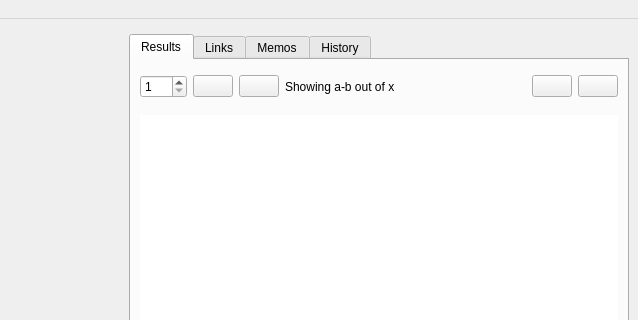
Old version of the form simsapa/assets/ui/dictionary_search_window.ui in the repository simsapa/simsapa; both pictures show x 430 to 1068 and y 0 to 320 of the 1068 by 642 pixel window.
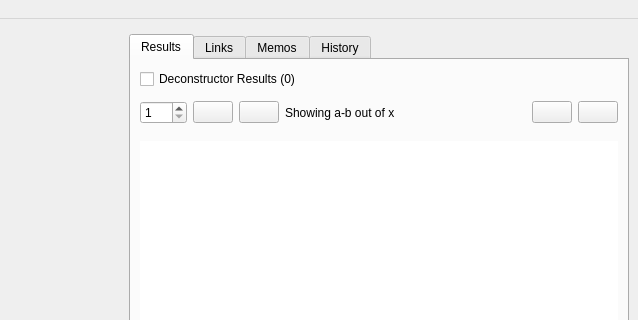
New version of the form. Icons and pictures are not drawn.

Commit message: fulltext result sizes, toggle deconstructor list

What changed in the file:
```diff
--- a/simsapa/assets/ui/dictionary_search_window.ui
+++ b/simsapa/assets/ui/dictionary_search_window.ui
@@ -81,6 +81,16 @@
               <string>Results</string>
              </attribute>
              <layout class="QVBoxLayout" name="verticalLayout_4">
+              <item>
+               <widget class="QCheckBox" name="show_deconstructor">
+                <property name="enabled">
+                 <bool>true</bool>
+                </property>
+                <property name="text">
+                 <string>Deconstructor Results (0)</string>
+                </property>
+               </widget>
+              </item>
               <item>
                <widget class="QFrame" name="deconstructor_frame">
                 <property name="frameShape">
```
The commit also changes 7 other files.
